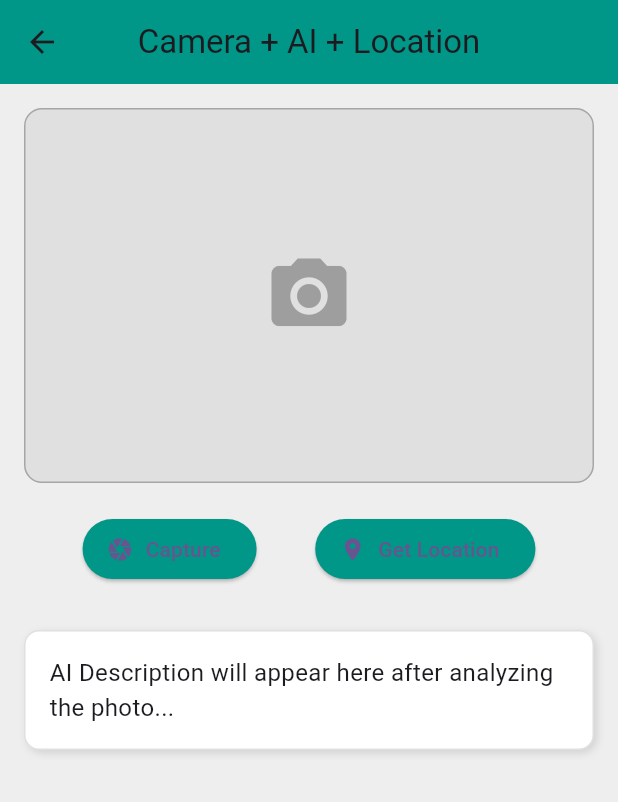
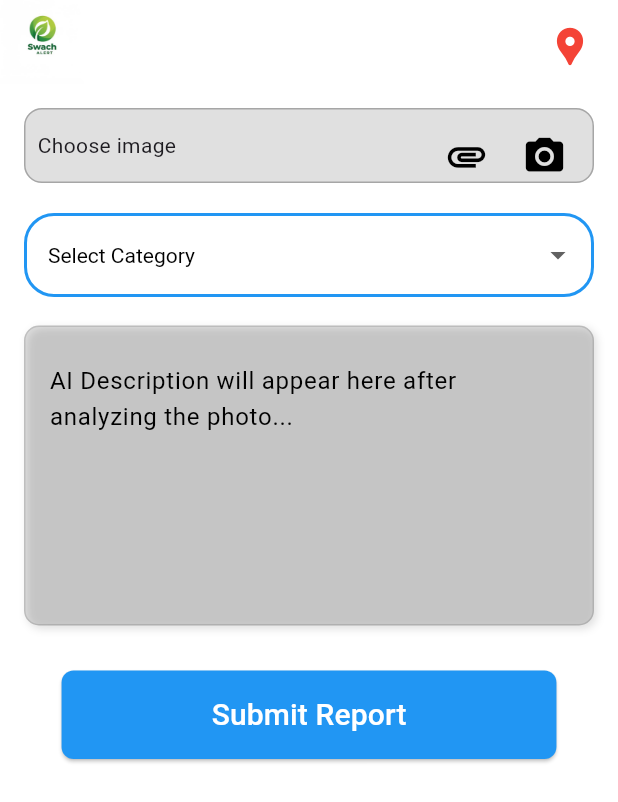
Before and after one commit to Shreya09Singh/swachh_alert, a Flutter app: the CameraLocationAIPage screen opened directly, on a phone screen of 412 x 824 dp. Shown: the top 802 px of the screen. Run offline on Flutter 3.47's test engine with Material 3 defaults, Android fonts, the phone set to English and light mode, and no system bars; our stand-ins replace image_picker, intl_phone_field, permission_handler, shared_preferences; accounts and stored records are empty.

Commit message:
camera and gallery feature done

```diff
--- a/lib/screens/cameraLocation_screen.dart
+++ b/lib/screens/cameraLocation_screen.dart
@@ -1,67 +1,193 @@
+import 'dart:io';
+
 import 'package:flutter/material.dart';
+import 'package:image_picker/image_picker.dart';
+import 'package:permission_handler/permission_handler.dart';
+import 'package:swachh_alert/widget/customtype.dart';
 
-class CameraLocationAIPage extends StatelessWidget {
+class CameraLocationAIPage extends StatefulWidget {
   const CameraLocationAIPage({Key? key}) : super(key: key);
+
+  @override
+  State<CameraLocationAIPage> createState() => _CameraLocationAIPageState();
+}
+
+class _CameraLocationAIPageState extends State<CameraLocationAIPage> {
+  File? _image;
+  String? selectedcatagory;
+
+  final ImagePicker _picker = ImagePicker();
+  final TextEditingController catagoryController = TextEditingController();
+  final List<String> categories = ["University", "Health", "Music", "Work"];
+
+  Future<void> _pickFromGallery() async {
+    final picked = await _picker.pickImage(source: ImageSource.gallery);
+    if (picked != null) {
+      setState(() => _image = File(picked.path));
+    }
+  }
+
+  Future<void> _pickFromCamera() async {
+    final status = await Permission.camera.request();
+    if (status.isGranted) {
+      final picked = await _picker.pickImage(source: ImageSource.camera);
+      if (picked != null) {
+        setState(() => _image = File(picked.path));
+      }
+    } else {
+      openAppSettings(); // optional
+    }
+  }
 
   @override
   Widget build(BuildContext context) {
     return Scaffold(
-      backgroundColor: Colors.grey[200],
+      resizeToAvoidBottomInset: false,
+      backgroundColor: Colors.white,
       appBar: AppBar(
-        title: const Text("Camera + AI + Location"),
+        backgroundColor: Colors.white,
+        actions: [
+          Padding(
+            padding: const EdgeInsets.all(8.0),
+            child: IconButton(
+              icon: const Icon(Icons.location_pin, size: 30, color: Colors.red),
+              onPressed: () {
+                Navigator.pop(context);
+              },
+            ),
+          ),
+        ],
         centerTitle: true,
-        backgroundColor: Colors.teal,
+        elevation: 0,
+        leading: Image.asset('assets/swachh_alert.png', height: 40, scale: 2),
       ),
       body: Padding(
         padding: const EdgeInsets.all(16.0),
         child: Column(
           children: [
-            // Image preview box
+            // Image select buttons
             Container(
-              height: 250,
+              height: 50,
               width: double.infinity,
               decoration: BoxDecoration(
                 color: Colors.grey[300],
                 borderRadius: BorderRadius.circular(12),
                 border: Border.all(color: Colors.black26),
               ),
-              child: const Center(
-                child: Icon(Icons.camera_alt, size: 60, color: Colors.grey),
+              child: Padding(
+                padding: const EdgeInsets.all(8.0),
+                child: Row(
+                  mainAxisAlignment: MainAxisAlignment.spaceBetween,
+                  children: [
+                    const Text('Choose image'),
+                    SizedBox(
+                      width: 100,
+                      child: Row(
+                        mainAxisAlignment: MainAxisAlignment.spaceBetween,
+                        children: [
+                          IconButton(
+                            icon: const Icon(
+                              Icons.attachment,
+                              size: 30,
+                              color: Colors.black,
+                            ),
+                            onPressed: () async {
+                              await _pickFromGallery();
+                              if (_image != null) {
+                                print("Image selected: ${_image!.path}");
+                              } else {
+                                print("No image selected");
+                              }
+                            },
+                          ),
+                          IconButton(
+                            icon: const Icon(
+                              Icons.camera_alt,
+                              size: 30,
+                              color: Colors.black,
+                            ),
+                            onPressed: () async {
+                              await _pickFromCamera();
+                              if (_image != null) {
+                                print("Image selected: ${_image!.path}");
+                              } else {
+                                print("No image selected");
+                              }
+                            },
+                          ),
+                        ],
+                      ),
+                    ),
+                  ],
+                ),
               ),
             ),
             const SizedBox(height: 20),
 
-            // Buttons
-            Row(
-              mainAxisAlignment: MainAxisAlignment.spaceEvenly,
-              children: [
-                ElevatedButton.icon(
-                  onPressed: () {
-                    // TODO: Capture Image Logic
-                  },
-                  icon: const Icon(Icons.camera),
-                  label: const Text("Capture"),
-                  style: ElevatedButton.styleFrom(backgroundColor: Colors.teal),
-                ),
-                ElevatedButton.icon(
-                  onPressed: () {
-                    // TODO: Get Location Logic
-                  },
-                  icon: const Icon(Icons.location_on),
-                  label: const Text("Get Location"),
-                  style: ElevatedButton.styleFrom(backgroundColor: Colors.teal),
-                ),
-              ],
+            // Image preview
+            if (_image != null)
+              Stack(
+                children: [
+                  Container(
+                    height: 200,
+                    width: double.infinity,
+                    margin: const EdgeInsets.only(bottom: 20),
+                    decoration: BoxDecoration(
+                      borderRadius: BorderRadius.circular(12),
+                      border: Border.all(color: Colors.black26),
+                      image: DecorationImage(
+                        image: FileImage(_image!),
+                        fit: BoxFit.cover,
+                      ),
+                    ),
+                  ),
+                  Positioned(
+                    top: 8,
+                    right: 8,
+                    child: GestureDetector(
+                      onTap: () {
+                        setState(() {
+                          _image = null;
+                        });
+                      },
+                      child: Container(
+                        decoration: BoxDecoration(
+                          color: Colors.black54,
+                          shape: BoxShape.circle,
+                        ),
+                        padding: const EdgeInsets.all(6),
+                        child: const Icon(
+                          Icons.close,
+                          color: Colors.white,
+                          size: 20,
+                        ),
+                      ),
+                    ),
+                  ),
+                ],
+              ),
+
+            // Category dropdown
+            CustomDropdown(
+              controller: catagoryController,
+              selectedValue: selectedcatagory,
+              categories: categories,
+              onChanged: (String? newval) {
+                setState(() {
+                  selectedcatagory = newval;
+                });
+              },
             ),
 
-            const SizedBox(height: 30),
+            const SizedBox(height: 19),
 
-            // AI generated description box
+            // AI Description placeholder
             Container(
+              height: 200,
               width: double.infinity,
               padding: const EdgeInsets.all(16),
               decoration: BoxDecoration(
-                color: Colors.white,
+                color: Colors.black12,
                 border: Border.all(color: Colors.black12),
                 borderRadius: BorderRadius.circular(10),
                 boxShadow: const [
@@ -72,9 +198,38 @@ class CameraLocationAIPage extends StatelessWidget {
                   ),
                 ],
               ),
+              child: const TextField(
+                maxLines: 8,
+                decoration: InputDecoration(
+                  hintText:
+                      "AI Description will appear here after analyzing the photo...",
+                  border: InputBorder.none,
+                  hintStyle: TextStyle(color: Colors.black),
+                ),
+                style: TextStyle(fontSize: 16),
+              ),
+            ),
+
+            const SizedBox(height: 30),
+
+            // Submit button
+            ElevatedButton(
+              onPressed: () {
+                // TODO: Trigger AI logic
+              },
+              style: ElevatedButton.styleFrom(
+                backgroundColor: Colors.blue,
+                padding: const EdgeInsets.symmetric(
+                  horizontal: 100,
+                  vertical: 15,
+                ),
+                shape: RoundedRectangleBorder(
+                  borderRadius: BorderRadius.circular(8),
+                ),
+              ),
               child: const Text(
-                "AI Description will appear here after analyzing the photo...",
-                style: TextStyle(fontSize: 16),
+                "Submit Report",
+                style: TextStyle(fontSize: 20, color: Colors.white),
               ),
             ),
           ],
--- a/lib/screens/loginpage.dart
+++ b/lib/screens/loginpage.dart
@@ -1,7 +1,5 @@
-import 'package:flutter/gestures.dart';
 import 'package:flutter/material.dart';
 import 'package:intl_phone_field/intl_phone_field.dart';
-import 'package:swachh_alert/screens/cameraLocation_screen.dart';
 import 'package:swachh_alert/screens/otp_screen.dart';
 import 'package:swachh_alert/services/apiServices.dart';
 
--- a/lib/screens/onboardingpage.dart
+++ b/lib/screens/onboardingpage.dart
@@ -51,7 +51,14 @@ class Onboardingpage extends StatelessWidget {
                   ),
                   const SizedBox(height: 40),
                   ElevatedButton(
-                    onPressed: () {},
+                    onPressed: () {
+                      Navigator.push(
+                        context,
+                        MaterialPageRoute(
+                          builder: (context) => RegistrationScreen(),
+                        ),
+                      );
+                    },
                     style: ElevatedButton.styleFrom(
                       backgroundColor: Colors.red,
                       padding: const EdgeInsets.symmetric(
--- a/lib/screens/otp_screen.dart
+++ b/lib/screens/otp_screen.dart
@@ -200,6 +200,9 @@ class _VerifyCodeScreenState extends State<VerifyCodeScreen> {
                 child: ElevatedButton(
                   onPressed: () {
                     verifyOtp();
+                    otpControllers.forEach((controller) {
+                      controller.clear();
+                    });
                     Navigator.push(
                       context,
                       MaterialPageRoute(
--- /dev/null
+++ b/lib/widget/customtype.dart
@@ -0,0 +1,56 @@
+import 'package:flutter/material.dart';
+
+class CustomDropdown extends StatelessWidget {
+  final String? selectedValue;
+  final List<String> categories;
+  final ValueChanged<String?>? onChanged;
+  final TextEditingController controller;
+
+  const CustomDropdown({
+    Key? key,
+    required this.selectedValue,
+    required this.categories,
+    required this.onChanged,
+    required this.controller,
+  }) : super(key: key);
+
+  @override
+  Widget build(BuildContext context) {
+    return DropdownButtonFormField<String>(
+      value: selectedValue,
+      hint: const Text(
+        'Select Category',
+        style: TextStyle(color: Colors.black),
+      ),
+      decoration: InputDecoration(
+        border: OutlineInputBorder(borderRadius: BorderRadius.circular(30)),
+        enabledBorder: const OutlineInputBorder(
+          borderRadius: BorderRadius.all(Radius.circular(20)),
+          borderSide: BorderSide(color: Colors.blue, width: 2),
+        ),
+        focusedBorder: OutlineInputBorder(
+          borderRadius: BorderRadius.all(Radius.circular(20)),
+          borderSide: BorderSide(color: Colors.blue, width: 2),
+        ),
+      ),
+      dropdownColor: Colors.grey,
+      style: const TextStyle(color: Colors.black),
+      items:
+          categories.map((String category) {
+            return DropdownMenuItem<String>(
+              value: category,
+              child: Text(
+                category,
+                style: const TextStyle(color: Colors.black),
+              ),
+            );
+          }).toList(),
+      onChanged: (String? newValue) {
+        if (onChanged != null) {
+          onChanged!(newValue);
+        }
+        controller.text = newValue ?? ''; // Update controller
+      },
+    );
+  }
+}
--- a/pubspec.yaml
+++ b/pubspec.yaml
@@ -39,6 +39,9 @@ dependencies:
   intl_phone_number_input: ^0.7.4
   shared_preferences: ^2.5.3
   http: ^1.4.0
+  image_picker: ^1.1.2
+  path_provider: ^2.1.5
+  permission_handler: ^12.0.0+1
 
 dev_dependencies:
   flutter_test:
```
Also changed, not shown: pubspec.lock, 6 other files.
